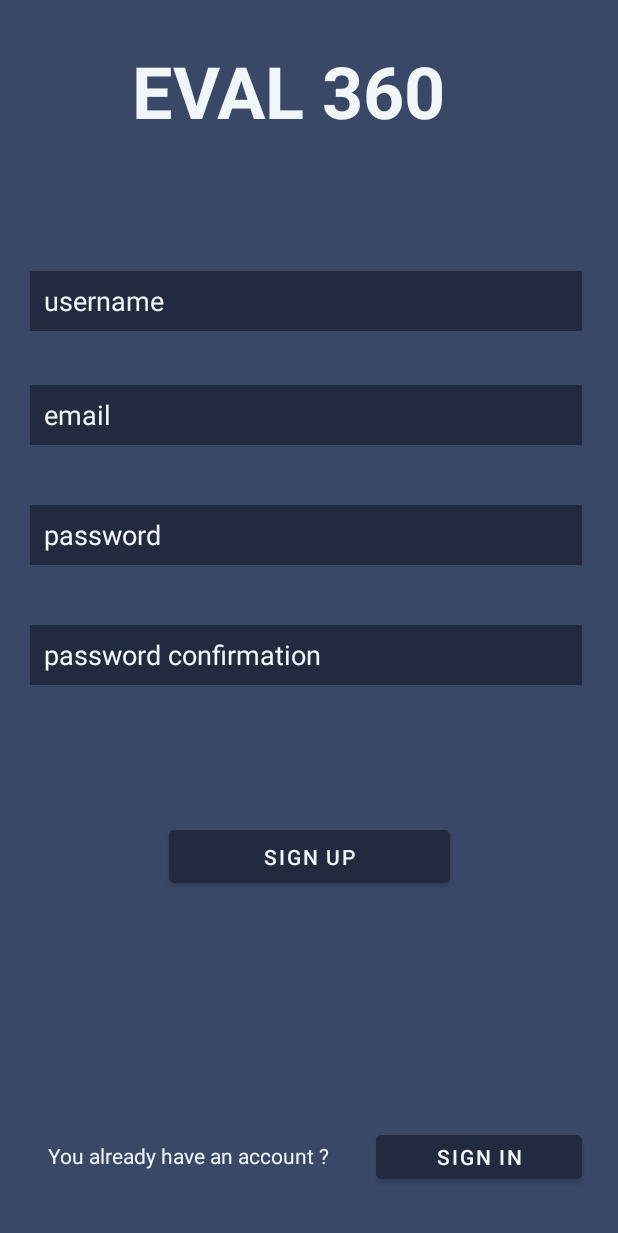
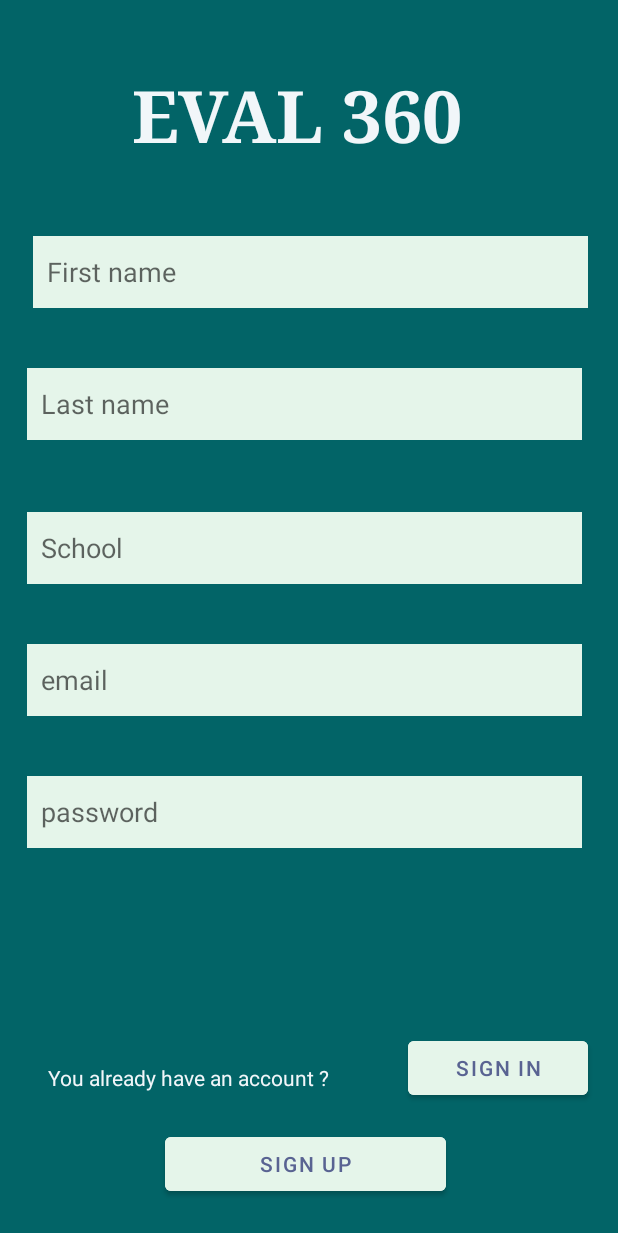
Before and after one commit to MaximeBourge/Eval_360_mobile_V2, an Android app: the Register screen opened directly, with no data from a screen before it, on a phone screen of 412 x 824 dp. Shown: the top 1233 px of the screen. Run offline under Robolectric (Android 15) with nearby library versions, the phone set to English and light mode, and no system bars; our stand-ins replace Firebase (no records; nobody signed in at launch, a user with empty details on screens opened directly); Roboto replaces fonts that are not available here.

Commit message:
layout login main et register

```diff
--- a/app/src/main/java/fr/isen/eval_360_mobile/MainActivity.kt
+++ b/app/src/main/java/fr/isen/eval_360_mobile/MainActivity.kt
@@ -25,7 +25,7 @@ class MainActivity : AppCompatActivity() {
 
         val buttonTeacher = findViewById<Button>(R.id.btn_get_teacher)
         buttonTeacher.setOnClickListener {
-            val intent = Intent(this, HomePageTeacherActivity::class.java)
+            val intent = Intent(this, Login::class.java)
             startActivity(intent)
         }
 
--- a/app/src/main/java/fr/isen/eval_360_mobile/Register.kt
+++ b/app/src/main/java/fr/isen/eval_360_mobile/Register.kt
@@ -17,7 +17,6 @@ class Register : AppCompatActivity() {
     private val inputEmail: EditText by lazy { findViewById(R.id.passwordLogIn) }
     private val inputusername: EditText by lazy { findViewById(R.id.emailLogIn) }
     private val inputpassword: EditText by lazy { findViewById(R.id.password) }
-    private val inputpassword2: EditText by lazy { findViewById(R.id.password2) }
     private val btn_sign_up by lazy { findViewById<Button>(R.id.btn_sign_up) }
     private val emailPattern = Regex(pattern = "^[A-Za-z0-9._%+-]+@[A-Za-z0-9.-]+\\.[A-Za-z]{2,}$")
     private val progressDialog by lazy { ProgressDialog(this) }
@@ -41,15 +40,13 @@ class Register : AppCompatActivity() {
     private fun performAuth() {
         val email = inputEmail.text.toString()
         val password = inputpassword.text.toString()
-        val password2 = inputpassword2.text.toString()
         val username = inputusername.text.toString()
 
         if (!email.matches(emailPattern)) {
             inputEmail.error = "Enter correct email"
         } else if (password.isEmpty() || password.length < 6) {
             inputpassword.error = "Enter proper password"
-        } else if (password != password2) {
-            inputpassword2.error = "Passwords do not match"
+
         } else {
             progressDialog.setMessage("Please wait while registering")
             progressDialog.setTitle("Registration")
--- a/app/src/main/res/layout/activity_register.xml
+++ b/app/src/main/res/layout/activity_register.xml
@@ -5,62 +5,67 @@
     android:layout_width="match_parent"
     android:layout_height="match_parent"
     tools:context=".Register"
-    android:backgroundTint="#394867"
-    android:background="#C1AEAE">
+    android:background="#026467">
+
 
     <com.google.android.material.textfield.TextInputEditText
-        android:id="@+id/password2"
-        android:layout_width="368dp"
-        android:layout_height="40dp"
-        android:layout_marginTop="40dp"
-        android:background="#212A3E"
+        android:id="@+id/First_name"
+        android:layout_width="370dp"
+        android:layout_height="48dp"
+        android:layout_marginTop="48dp"
 
-        android:hint="  password confirmation"
-        android:textColor="#F1F6F9"
-        android:textColorHint="#F1F6F9"
-        android:inputType="textPassword"
-        android:fontFamily="sans-serif"
+        android:layout_marginEnd="20dp"
+        android:background="#596392"
+        android:backgroundTint="#E5F5EA"
 
-
-        app:layout_constraintEnd_toEndOf="parent"
-        app:layout_constraintHorizontal_bias="0.0"
-        app:layout_constraintStart_toStartOf="@+id/password"
-        app:layout_constraintTop_toBottomOf="@+id/password">
-
-    </com.google.android.material.textfield.TextInputEditText>
-
-    <com.google.android.material.textfield.TextInputEditText
-        android:id="@+id/emailLogIn"
-        android:layout_width="368dp"
-        android:layout_height="40dp"
-        android:layout_marginTop="88dp"
-        android:layout_marginEnd="24dp"
-        android:background="#212A3E"
-
-        android:hint="  username"
-        android:textColor="#F1F6F9"
-
-        android:textColorHint="#F1F6F9"
+        android:hint="  First name"
         app:layout_constraintEnd_toEndOf="parent"
         app:layout_constraintTop_toBottomOf="@+id/Eval_360">
 
     </com.google.android.material.textfield.TextInputEditText>
 
     <com.google.android.material.textfield.TextInputEditText
-        android:id="@+id/password"
-        android:layout_width="368dp"
-        android:layout_height="40dp"
+        android:id="@+id/Last_name"
+        android:layout_width="370dp"
+        android:layout_height="48dp"
         android:layout_marginTop="40dp"
         android:layout_marginEnd="24dp"
-        android:background="#212A3E"
+        android:hint="  Last name"
+
+        android:background="#596392"
+        android:backgroundTint="#E5F5EA"
+        app:layout_constraintEnd_toEndOf="parent"
+        app:layout_constraintTop_toBottomOf="@+id/First_name">
+
+    </com.google.android.material.textfield.TextInputEditText>
+
+    <com.google.android.material.textfield.TextInputEditText
+        android:id="@+id/school"
+        android:layout_width="370dp"
+        android:layout_height="48dp"
+        android:layout_marginTop="48dp"
+
+        android:layout_marginEnd="24dp"
+        android:hint="  School"
+        android:background="#596392"
+        android:backgroundTint="#E5F5EA"
+        app:layout_constraintEnd_toEndOf="parent"
+        app:layout_constraintTop_toBottomOf="@+id/Last_name">
+
+    </com.google.android.material.textfield.TextInputEditText>
+
+    <com.google.android.material.textfield.TextInputEditText
+        android:id="@+id/password"
+        android:layout_width="370dp"
+        android:layout_height="48dp"
+        android:layout_marginTop="40dp"
+        android:layout_marginEnd="24dp"
+        android:fontFamily="sans-serif"
         android:hint="  password"
+
         android:inputType="textPassword"
-        android:fontFamily="sans-serif"
-
-        android:textColor="#F1F6F9"
-        android:textColorHint="#F1F6F9"
-
-
+        android:background="#596392"
+        android:backgroundTint="#E5F5EA"
         app:layout_constraintEnd_toEndOf="parent"
         app:layout_constraintTop_toBottomOf="@+id/passwordLogIn">
 
@@ -68,18 +73,16 @@
 
     <com.google.android.material.textfield.TextInputEditText
         android:id="@+id/passwordLogIn"
-        android:layout_width="368dp"
-        android:layout_height="40dp"
-        android:layout_marginTop="36dp"
+        android:layout_width="370dp"
+        android:layout_height="48dp"
+        android:layout_marginTop="40dp"
         android:layout_marginEnd="24dp"
-        android:background="#212A3E"
 
         android:hint="  email"
-        android:textColor="#F1F6F9"
-        android:textColorHint="#F1F6F9"
-
+        android:background="#596392"
+        android:backgroundTint="#E5F5EA"
         app:layout_constraintEnd_toEndOf="parent"
-        app:layout_constraintTop_toBottomOf="@+id/emailLogIn">
+        app:layout_constraintTop_toBottomOf="@+id/school">
 
     </com.google.android.material.textfield.TextInputEditText>
 
@@ -88,8 +91,9 @@
         android:layout_width="wrap_content"
         android:layout_height="wrap_content"
         android:layout_marginStart="88dp"
-        android:layout_marginTop="28dp"
+        android:layout_marginTop="44dp"
         android:text="EVAL 360"
+        android:typeface="serif"
         android:textColor="#F1F6F9"
         android:textSize="48sp"
         android:textStyle="bold"
@@ -99,26 +103,25 @@
     <Button
         android:id="@+id/btn_sign_up"
         android:layout_width="187dp"
-        android:layout_height="47dp"
-        android:backgroundTint="#212A3E"
+        android:layout_height="48dp"
+        android:layout_marginBottom="24dp"
         android:text="sign up"
-        android:textColor="#F1F6F9"
-
+        android:backgroundTint="#E5F5EA"
+        android:textColor="#596392"
         app:layout_constraintBottom_toBottomOf="parent"
         app:layout_constraintEnd_toEndOf="parent"
-        app:layout_constraintStart_toStartOf="parent"
-        app:layout_constraintTop_toBottomOf="@+id/password2"
-        app:layout_constraintVertical_bias="0.284" />
+        app:layout_constraintHorizontal_bias="0.491"
+        app:layout_constraintStart_toStartOf="parent" />
 
     <Button
         android:id="@+id/btn_sign_in"
-        android:layout_width="137dp"
-        android:layout_height="41dp"
-        android:layout_marginEnd="24dp"
-        android:layout_marginBottom="32dp"
-        android:backgroundTint="#212A3E"
+        android:layout_width="120dp"
+        android:layout_height="48dp"
+        android:layout_marginEnd="20dp"
+        android:layout_marginBottom="88dp"
         android:text="SIGN in"
-        android:textColor="#F1F6F9"
+        android:backgroundTint="#E5F5EA"
+        android:textColor="#596392"
         app:layout_constraintBottom_toBottomOf="parent"
         app:layout_constraintEnd_toEndOf="parent" />
 
@@ -127,7 +130,7 @@
         android:layout_width="203dp"
         android:layout_height="27dp"
         android:layout_marginStart="32dp"
-        android:layout_marginBottom="36dp"
+        android:layout_marginBottom="88dp"
         android:text="You already have an account ?"
         android:textColor="#F1F6F9"
         app:layout_constraintBottom_toBottomOf="parent"
```
Also changed, not shown: app/src/main/res/layout/activity_login.xml (+63 -70 lines), app/src/main/res/layout/activity_main.xml (+31 -33 lines).
